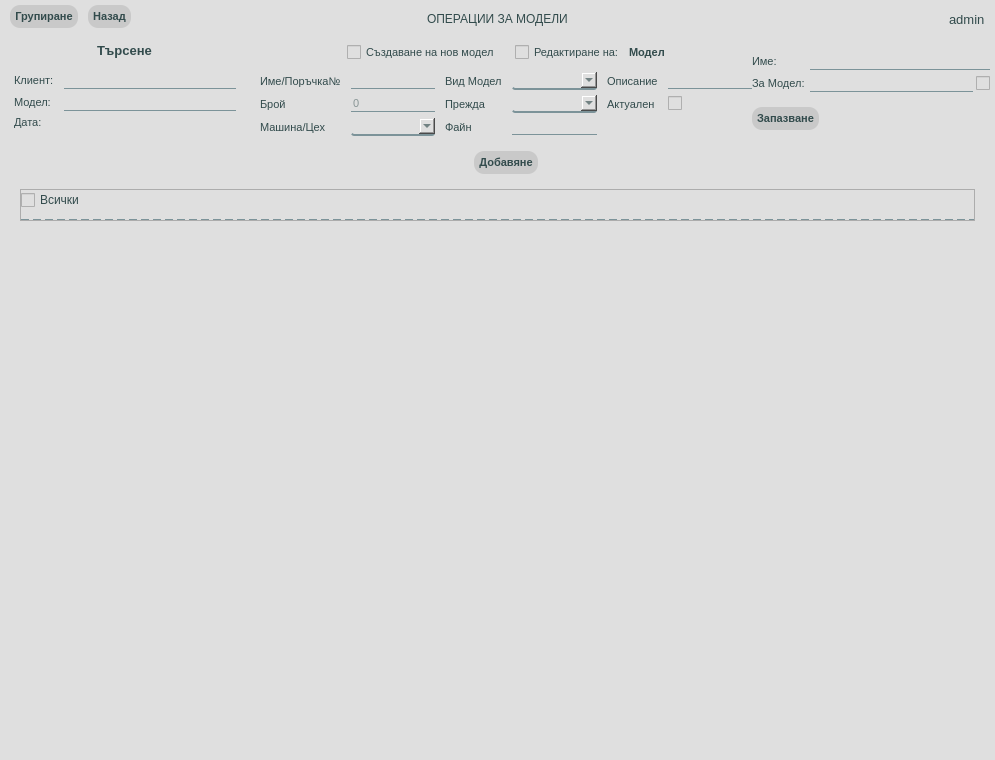
First picture: the form in app/ui/widgets/operToModelTypeCustomWidget.ui, repository DevilPhp/WorkSalary.v01, before the edit.
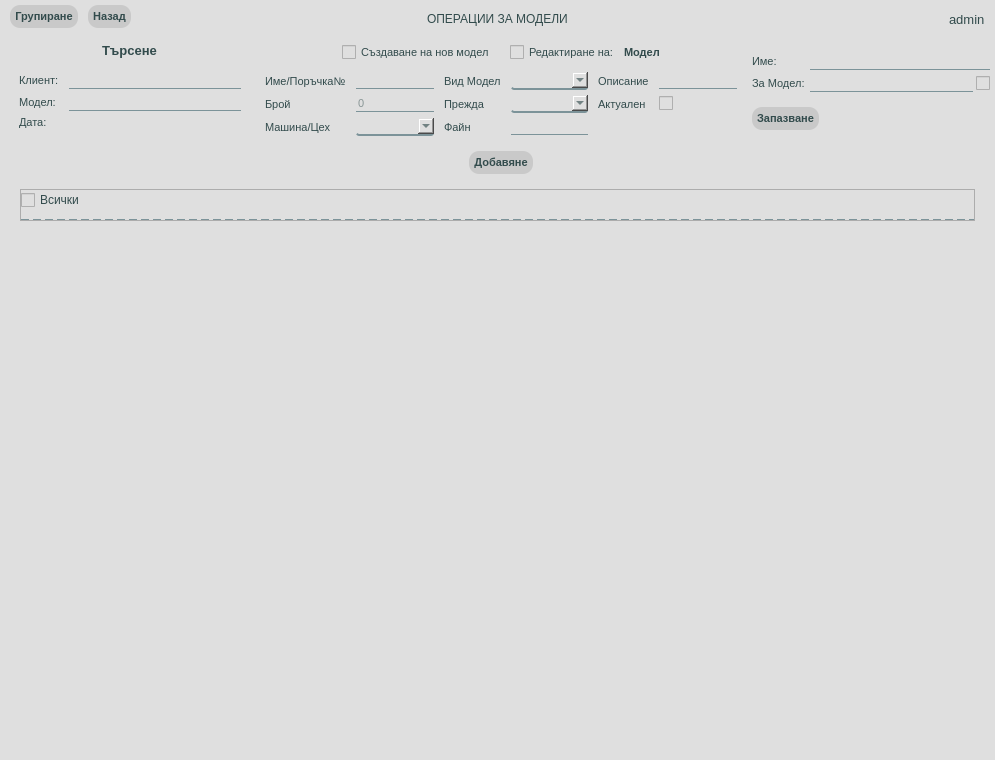
Second picture: the form after the edit. Icons and pictures are not drawn.

Diff of the .ui file:
```diff
--- a/app/ui/widgets/operToModelTypeCustomWidget.ui
+++ b/app/ui/widgets/operToModelTypeCustomWidget.ui
@@ -323,7 +323,7 @@
              <number>15</number>
             </property>
             <property name="leftMargin">
-             <number>0</number>
+             <number>5</number>
             </property>
             <property name="topMargin">
              <number>0</number>
@@ -772,7 +772,7 @@
              <number>5</number>
             </property>
             <property name="leftMargin">
-             <number>0</number>
+             <number>15</number>
             </property>
             <property name="topMargin">
              <number>0</number>
```
